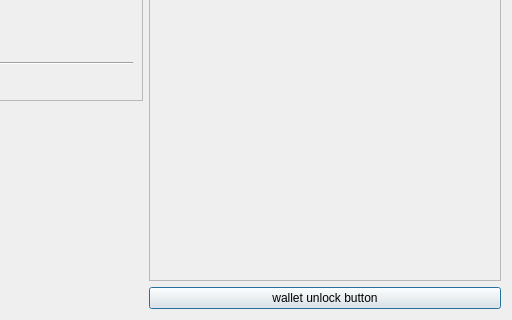
First picture: the form in src/qt/forms/overviewpage.ui, repository macht1/blitz, before the edit; both pictures show x 220 to 732 and y 89 to 409 of the 732 by 409 pixel window.
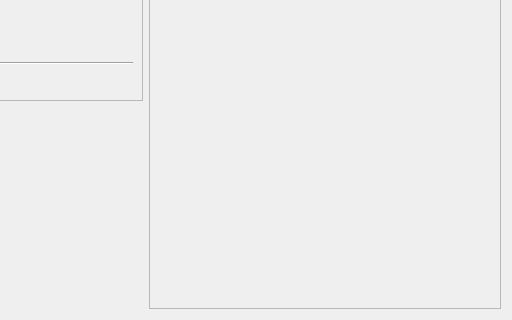
Second picture: the form after the edit. Icons and pictures are not drawn.

```diff
--- a/src/qt/forms/overviewpage.ui
+++ b/src/qt/forms/overviewpage.ui
@@ -351,40 +351,6 @@
        </layout>
       </widget>
      </item>
-     <item>
-      <widget class="QPushButton" name="unlockWalletButton">
-       <property name="sizePolicy">
-        <sizepolicy hsizetype="Minimum" vsizetype="Fixed">
-         <horstretch>0</horstretch>
-         <verstretch>0</verstretch>
-        </sizepolicy>
-       </property>
-       <property name="maximumSize">
-        <size>
-         <width>16777214</width>
-         <height>16777214</height>
-        </size>
-       </property>
-       <property name="toolTip">
-        <string/>
-       </property>
-       <property name="text">
-        <string>wallet unlock button</string>
-       </property>
-       <property name="checkable">
-        <bool>false</bool>
-       </property>
-       <property name="autoDefault">
-        <bool>false</bool>
-       </property>
-       <property name="default">
-        <bool>true</bool>
-       </property>
-       <property name="flat">
-        <bool>false</bool>
-       </property>
-      </widget>
-     </item>
     </layout>
    </item>
   </layout>
```
